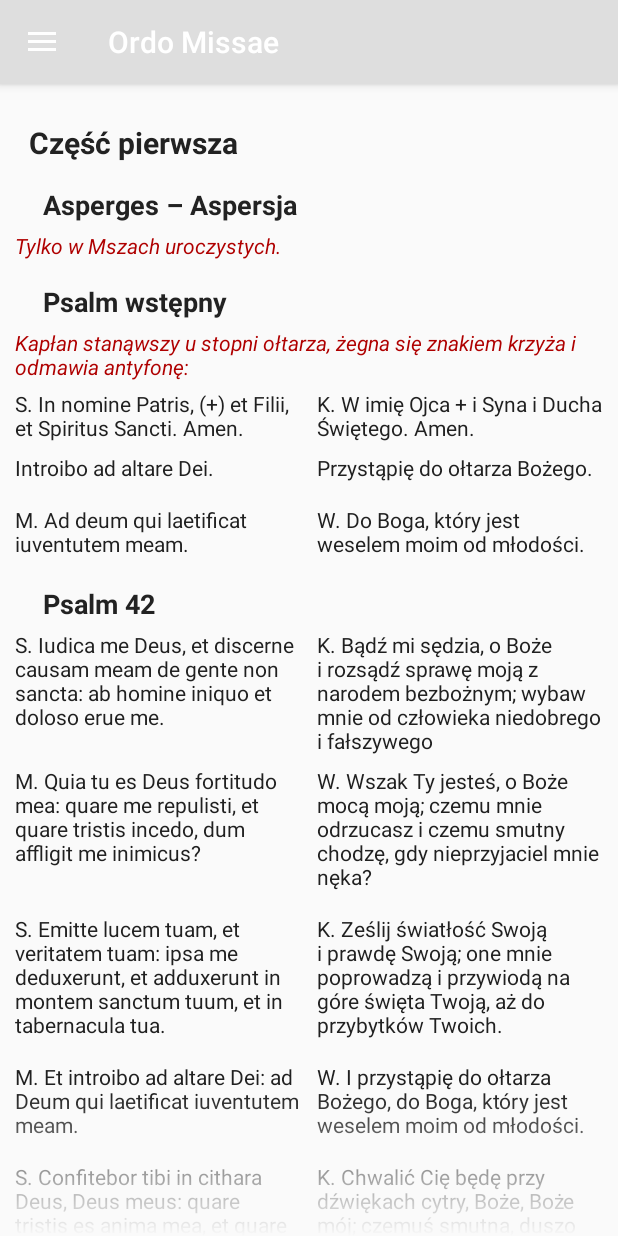
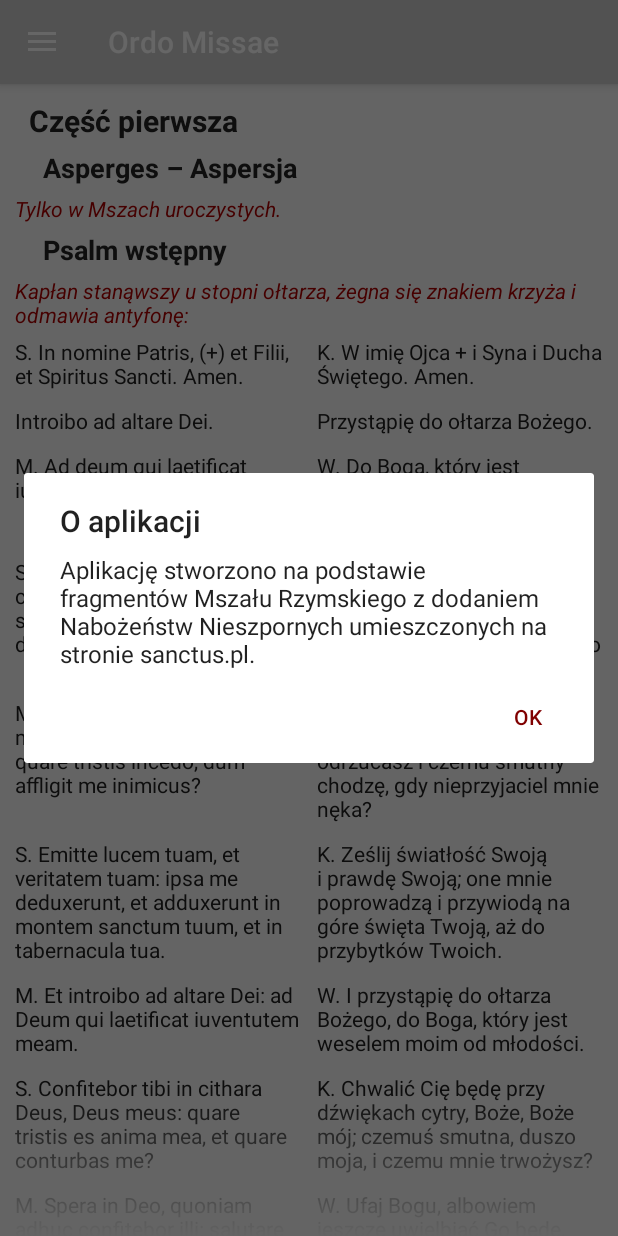
Before and after one commit to Adrian94F/Ordo-Missae-Android, an Android app: the screen it shows after launch (MainActivity), in the side drawer, after a tap on "O aplikacji", on a phone screen of 412 x 824 dp. Run offline under Robolectric (Android 15) with nearby library versions, the phone set to English and light mode, and no system bars.

Commit message:
started ToC fragment

```diff
--- /dev/null
+++ b/app/src/main/java/com/frydm_n/ordomissae/AboutAppFragment.java
@@ -0,0 +1,71 @@
+package com.frydm_n.ordomissae;
+
+import android.app.AlertDialog;
+import android.app.Dialog;
+import android.content.DialogInterface;
+import android.os.Bundle;
+import android.widget.ArrayAdapter;
+
+import androidx.fragment.app.DialogFragment;
+
+public class AboutAppFragment extends DialogFragment {
+    @Override
+    public Dialog onCreateDialog(Bundle savedInstanceState) {
+        // Use the Builder class for convenient dialog construction
+        AlertDialog.Builder builderSingle = new AlertDialog.Builder(getActivity());
+
+        /*builderSingle.setIcon(R.drawable.ic_jerusalem_cross);
+        builderSingle.setTitle("Select One Name:-");
+
+        final ArrayAdapter<String> arrayAdapter = new ArrayAdapter<String>(getActivity(), android.R.layout.select_dialog_singlechoice);
+        arrayAdapter.add("Hardik");
+        arrayAdapter.add("Archit");
+        arrayAdapter.add("Jignesh");
+        arrayAdapter.add("Umang");
+        arrayAdapter.add("Gatti");
+        arrayAdapter.add("Hardik 2");
+        arrayAdapter.add("Archit 2");
+        arrayAdapter.add("Jignesh 2");
+        arrayAdapter.add("Umang 2");
+        arrayAdapter.add("Gatti 2");
+
+        builderSingle.setNegativeButton("cancel", new DialogInterface.OnClickListener() {
+            @Override
+            public void onClick(DialogInterface dialog, int which) {
+                dialog.dismiss();
+            }
+        });
+
+        builderSingle.setAdapter(arrayAdapter, new DialogInterface.OnClickListener() {
+            @Override
+            public void onClick(DialogInterface dialog, int which) {
+                String strName = arrayAdapter.getItem(which);
+                AlertDialog.Builder builderInner = new AlertDialog.Builder(getActivity());
+                builderInner.setMessage(strName);
+                builderInner.setTitle("Your Selected Item is");
+                builderInner.setPositiveButton("Ok", new DialogInterface.OnClickListener() {
+                    @Override
+                    public void onClick(DialogInterface dialog,int which) {
+                        dialog.dismiss();
+                    }
+                });
+                builderInner.show();
+            }
+        });
+        return builderSingle.create();*/
+
+
+
+        builderSingle.setTitle(getResources().getString(R.string.menu_about));
+        builderSingle.setMessage(getResources().getString(R.string.about_application));
+        builderSingle.setPositiveButton("OK", new DialogInterface.OnClickListener() {
+            public void onClick(DialogInterface dialog, int id) {
+                // You don't have to do anything here if you just
+                // want it dismissed when clicked
+            }
+        });
+
+        // Create the AlertDialog object and return it
+        return builderSingle.create();
+    }
+}
--- a/app/src/main/java/com/frydm_n/ordomissae/MainActivity.java
+++ b/app/src/main/java/com/frydm_n/ordomissae/MainActivity.java
@@ -1,12 +1,17 @@
 package com.frydm_n.ordomissae;
 
 import android.content.Context;
+import android.os.Build;
 import android.os.Bundle;
 
 import androidx.core.view.GravityCompat;
 import androidx.appcompat.app.ActionBarDrawerToggle;
 
+import android.view.Gravity;
+import android.view.LayoutInflater;
 import android.view.MenuItem;
+import android.view.MotionEvent;
+import android.view.ViewGroup.LayoutParams;
 
 import com.google.android.material.navigation.NavigationView;
 
@@ -14,8 +19,14 @@ import androidx.drawerlayout.widget.DrawerLayout;
 
 import androidx.appcompat.app.AppCompatActivity;
 import androidx.appcompat.widget.Toolbar;
+import androidx.fragment.app.DialogFragment;
 
+import android.view.View;
+import android.widget.ImageButton;
+import android.widget.LinearLayout;
 import android.widget.ListView;
+import android.widget.PopupWindow;
+import android.widget.RelativeLayout;
 
 import org.json.JSONArray;
 import org.json.JSONException;
@@ -28,24 +39,18 @@ import java.util.ArrayList;
 public class MainActivity extends AppCompatActivity
         implements NavigationView.OnNavigationItemSelectedListener {
 
-    ArrayList<TextRow> dataModels;
-    ListView listView;
-    private static TextRowAdapter adapter;
-
     @Override
     protected void onCreate(Bundle savedInstanceState) {
         super.onCreate(savedInstanceState);
         setContentView(R.layout.activity_main);
+
+        setToolbar();
+        loadData();
+    }
+
+    private void setToolbar() {
         Toolbar toolbar = findViewById(R.id.toolbar);
         setSupportActionBar(toolbar);
-        /*FloatingActionButton fab = findViewById(R.id.fab);
-        fab.setOnClickListener(new View.OnClickListener() {
-            @Override
-            public void onClick(View view) {
-                Snackbar.make(view, "Replace with your own action", Snackbar.LENGTH_LONG)
-                        .setAction("Action", null).show();
-            }
-        });*/
         DrawerLayout drawer = findViewById(R.id.drawer_layout);
         NavigationView navigationView = findViewById(R.id.nav_view);
         ActionBarDrawerToggle toggle = new ActionBarDrawerToggle(
@@ -53,14 +58,17 @@ public class MainActivity extends AppCompatActivity
         drawer.addDrawerListener(toggle);
         toggle.syncState();
         navigationView.setNavigationItemSelectedListener(this);
+    }
 
-        listView=(ListView)findViewById(R.id.contentList);
+    private void loadData() {
+        ArrayList<TextRow> dataModels;
+        ListView listView;
+        TextRowAdapter adapter;
 
+        listView = (ListView)findViewById(R.id.contentList);
         listView.setDivider(null);
+        dataModels = new ArrayList<>();
 
-        dataModels= new ArrayList<>();
-
-        // read data from json
         String dataString = getAssetJsonData(getApplicationContext());
         try {
             JSONObject data = new JSONObject(dataString);
@@ -85,7 +93,7 @@ public class MainActivity extends AppCompatActivity
         listView.setAdapter(adapter);
     }
 
-    public static String getAssetJsonData(Context context) {
+    private static String getAssetJsonData(Context context) {
         String json = null;
         try {
             InputStream is = context.getAssets().open("sancta_missa.json");
@@ -99,7 +107,6 @@ public class MainActivity extends AppCompatActivity
             return null;
         }
         return json;
-
     }
 
     @Override
@@ -112,46 +119,37 @@ public class MainActivity extends AppCompatActivity
         }
     }
 
-    /*@Override
-    public boolean onCreateOptionsMenu(Menu menu) {
-        // Inflate the menu; this adds items to the action bar if it is present.
-        getMenuInflater().inflate(R.menu.main, menu);
-        return true;
-    }*/
-
-    @Override
-    public boolean onOptionsItemSelected(MenuItem item) {
-        // Handle action bar item clicks here. The action bar will
-        // automatically handle clicks on the Home/Up button, so long
-        // as you specify a parent activity in AndroidManifest.xml.
-        int id = item.getItemId();
-
-        //noinspection SimplifiableIfStatement
-        /*if (id == R.id.action_settings) {
-            return true;
-        }*/
-
-        return super.onOptionsItemSelected(item);
-    }
-
     @SuppressWarnings("StatementWithEmptyBody")
     @Override
     public boolean onNavigationItemSelected(MenuItem item) {
         // Handle navigation view item clicks here.
         int id = item.getItemId();
 
-        /*if (id == R.id.nav_home) {
-            // Handle the camera action
-        } else if (id == R.id.nav_gallery) {
-
-        } else if (id == R.id.nav_slideshow) {
-
-        } else if (id == R.id.nav_tools) {
-
-        } */
+        if (id == R.id.nav_about) {
+            onAboutButton();
+        } else if (id == R.id.nav_settings) {
+            onSettingsButton();
+        } else if (id == R.id.nav_toc) {
+            onTocButton();
+        }
 
         DrawerLayout drawer = findViewById(R.id.drawer_layout);
         drawer.closeDrawer(GravityCompat.START);
         return true;
     }
+
+    public void onAboutButton() {
+        DialogFragment dialog = new AboutAppFragment();
+        dialog.show(getSupportFragmentManager(), "AboutAppFragmentTag");
+    }
+
+    public void onSettingsButton() {
+        // TODO
+    }
+
+    public void onTocButton() {
+
+        DialogFragment dialog = new TocFragment();
+        dialog.show(getSupportFragmentManager(), "TocFragmentTag");
+    }
 }
--- a/app/src/main/java/com/frydm_n/ordomissae/TextRowAdapter.java
+++ b/app/src/main/java/com/frydm_n/ordomissae/TextRowAdapter.java
@@ -29,7 +29,6 @@ public class TextRowAdapter extends ArrayAdapter<TextRow> /*implements View.OnCl
         super(context, R.layout.row_item, data);
         this.dataSet = data;
         this.mContext=context;
-
     }
 
     /*@Override
@@ -88,7 +87,9 @@ public class TextRowAdapter extends ArrayAdapter<TextRow> /*implements View.OnCl
             viewHolder.txtTitle.setTextSize(22 - 2 * textRow.getTitleLevel());
         }
         else {
-            viewHolder.txtTitle.setVisibility(View.GONE);
+            viewHolder.txtTitle.setHeight(0);
+            viewHolder.txtTitle.setPadding(0, 0, 0, 0);
+            //viewHolder.txtTitle.setVisibility(View.GONE);
         }
 
         String rubrics = textRow.getRubrics();
@@ -96,7 +97,9 @@ public class TextRowAdapter extends ArrayAdapter<TextRow> /*implements View.OnCl
             viewHolder.txtRubrics.setText(rubrics);
         }
         else {
-            viewHolder.txtRubrics.setVisibility(View.GONE);
+            viewHolder.txtRubrics.setHeight(0);
+            viewHolder.txtRubrics.setPadding(0, 0, 0, 0);
+            //viewHolder.txtRubrics.setVisibility(View.GONE);
         }
 
         String nigrics = textRow.getNigrics();
@@ -104,7 +107,9 @@ public class TextRowAdapter extends ArrayAdapter<TextRow> /*implements View.OnCl
             viewHolder.txtNigrics.setText(nigrics);
         }
         else {
-            viewHolder.txtNigrics.setVisibility(View.GONE);
+            viewHolder.txtNigrics.setHeight(0);
+            viewHolder.txtNigrics.setPadding(0, 0, 0, 0);
+            //viewHolder.txtNigrics.setVisibility(View.GONE);
         }
 
         String latin = textRow.getLatin();
@@ -114,8 +119,12 @@ public class TextRowAdapter extends ArrayAdapter<TextRow> /*implements View.OnCl
             viewHolder.txtPolish.setText(polish);
         }
         else {
-            viewHolder.txtLatin.setVisibility(View.GONE);
-            viewHolder.txtPolish.setVisibility(View.GONE);
+            viewHolder.txtLatin.setHeight(0);
+            viewHolder.txtLatin.setPadding(0, 0, 0, 0);
+            //viewHolder.txtLatin.setVisibility(View.GONE);
+            viewHolder.txtPolish.setHeight(0);
+            viewHolder.txtPolish.setPadding(0, 0, 0, 0);
+            //viewHolder.txtPolish.setVisibility(View.GONE);
         }
 
         viewHolder.txtPolish.setTag(position);
--- /dev/null
+++ b/app/src/main/java/com/frydm_n/ordomissae/TocFragment.java
@@ -0,0 +1,81 @@
+package com.frydm_n.ordomissae;
+
+import android.app.AlertDialog;
+import android.app.Dialog;
+import android.content.DialogInterface;
+import android.os.Bundle;
+import android.widget.ArrayAdapter;
+
+import androidx.fragment.app.DialogFragment;
+
+public class TocFragment extends DialogFragment {
+    @Override
+    public Dialog onCreateDialog(Bundle savedInstanceState) {
+
+        // Use the Builder class for convenient dialog construction
+        AlertDialog.Builder builderSingle = new AlertDialog.Builder(getActivity());
+
+        builderSingle.setIcon(R.drawable.ic_jerusalem_cross);
+        builderSingle.setTitle(getResources().getString(R.string.menu_toc));
+
+        final ArrayAdapter<String> arrayAdapter = new ArrayAdapter<String>(getActivity(), android.R.layout.select_dialog_item);
+        // TODO: load from JSON
+        arrayAdapter.add("Coś 1");
+        arrayAdapter.add("Coś innego 1");
+        arrayAdapter.add("Coś tam 1");
+        arrayAdapter.add("Coś 2");
+        arrayAdapter.add("Coś innego 2");
+        arrayAdapter.add("Coś tam 2");
+        arrayAdapter.add("Coś 3");
+        arrayAdapter.add("Coś innego 3");
+        arrayAdapter.add("Coś tam 3");
+        arrayAdapter.add("Coś 4");
+        arrayAdapter.add("Coś innego 4");
+        arrayAdapter.add("Coś tam 4");
+        arrayAdapter.add("Coś 5");
+        arrayAdapter.add("Coś innego 5");
+        arrayAdapter.add("Coś tam 5");
+        arrayAdapter.add("Coś 6");
+        arrayAdapter.add("Coś innego 6");
+        arrayAdapter.add("Coś tam 6");
+
+        builderSingle.setNegativeButton(getResources().getString(R.string.cancel), new DialogInterface.OnClickListener() {
+            @Override
+            public void onClick(DialogInterface dialog, int which) {
+                dialog.dismiss();
+            }
+        });
+
+        builderSingle.setAdapter(arrayAdapter, new DialogInterface.OnClickListener() {
+            @Override
+            public void onClick(DialogInterface dialog, int which) {
+                String strName = arrayAdapter.getItem(which);
+                AlertDialog.Builder builderInner = new AlertDialog.Builder(getActivity());
+                builderInner.setMessage(strName);
+                builderInner.setTitle("Wybrałeś");
+                builderInner.setPositiveButton("Ok", new DialogInterface.OnClickListener() {
+                    @Override
+                    public void onClick(DialogInterface dialog,int which) {
+                        dialog.dismiss();
+                    }
+                });
+                builderInner.show();
+            }
+        });
+        return builderSingle.create();
+
+
+
+        /*builder.setTitle(getResources().getString(R.string.menu_about));
+        builder.setMessage(getResources().getString(R.string.about_application));
+        builder.setPositiveButton("OK", new DialogInterface.OnClickListener() {
+            public void onClick(DialogInterface dialog, int id) {
+                // You don't have to do anything here if you just
+                // want it dismissed when clicked
+            }
+        });
+
+        // Create the AlertDialog object and return it
+        return builder.create();*/
+    }
+}
--- a/app/src/main/res/layout/app_bar_main.xml
+++ b/app/src/main/res/layout/app_bar_main.xml
@@ -9,7 +9,7 @@
     <com.google.android.material.appbar.AppBarLayout
         android:layout_width="match_parent"
         android:layout_height="wrap_content"
-        android:theme="@style/AppTheme.AppBarOverlay">
+        android:theme="@style/AppTheme.AppBarOverlay" >
 
         <androidx.appcompat.widget.Toolbar
             android:id="@+id/toolbar"
--- a/app/src/main/res/layout/content_main.xml
+++ b/app/src/main/res/layout/content_main.xml
@@ -2,6 +2,7 @@
 <androidx.constraintlayout.widget.ConstraintLayout xmlns:android="http://schemas.android.com/apk/res/android"
     xmlns:app="http://schemas.android.com/apk/res-auto"
     xmlns:tools="http://schemas.android.com/tools"
+    android:id="@+id/content_main"
     android:layout_width="match_parent"
     android:layout_height="match_parent"
     app:layout_behavior="@string/appbar_scrolling_view_behavior"
--- a/app/src/main/res/layout/row_item.xml
+++ b/app/src/main/res/layout/row_item.xml
@@ -4,21 +4,22 @@
     android:layout_height="wrap_content"
     android:orientation="vertical"
     android:paddingHorizontal="10dp"
-    android:paddingTop="10dp">
+    android:paddingTop="5dp">
 
     <LinearLayout
         android:layout_width="match_parent"
         android:layout_height="wrap_content"
         android:layout_below="@+id/nigrics"
-        android:layout_centerInParent="true"
-        android:layout_marginTop="5dp">
+        android:layout_centerInParent="true" >
 
         <TextView
             android:id="@+id/latin"
             android:layout_width="match_parent"
             android:layout_height="wrap_content"
             android:layout_weight="0.5"
-            android:paddingRight="5dp"
+            android:paddingStart="0dp"
+            android:paddingEnd="5dp"
+            android:paddingTop="5dp"
             android:text="Lingua latina..."
             android:textColor="@color/colorText" />
 
@@ -27,7 +28,9 @@
             android:layout_width="match_parent"
             android:layout_height="wrap_content"
             android:layout_weight="0.5"
-            android:paddingLeft="5dp"
+            android:paddingStart="5dp"
+            android:paddingEnd="0dp"
+            android:paddingTop="5dp"
             android:text="Język polski...\nwielolinijkowy..."
             android:textColor="@color/colorText" />
 
@@ -38,7 +41,7 @@
         android:layout_width="wrap_content"
         android:layout_height="wrap_content"
         android:layout_below="@+id/title"
-        android:layout_marginTop="5dp"
+        android:paddingTop="5dp"
         android:text="Rubryki..."
         android:textColor="@color/colorRubrics"
         android:textStyle="italic" />
@@ -48,7 +51,7 @@
         android:layout_width="wrap_content"
         android:layout_height="wrap_content"
         android:layout_below="@+id/rubrics"
-        android:layout_marginTop="5dp"
+        android:paddingTop="5dp"
         android:text="Nigryki..."
         android:textColor="@color/colorNigrics" />
 
--- a/app/src/main/res/menu/activity_main_drawer.xml
+++ b/app/src/main/res/menu/activity_main_drawer.xml
@@ -1,29 +1,8 @@
 <?xml version="1.0" encoding="utf-8"?>
 <menu xmlns:android="http://schemas.android.com/apk/res/android"
     xmlns:tools="http://schemas.android.com/tools"
-    tools:showIn="navigation_view">
+    tools:showIn="navigation_view" >
 
-    <!-- <group android:checkableBehavior="single">
-        <item
-            android:id="@+id/nav_home"
-            android:icon="@drawable/ic_menu_camera"
-            android:title="@string/menu_home" />
-        <item
-            android:id="@+id/nav_gallery"
-            android:icon="@drawable/ic_menu_gallery"
-            android:title="@string/menu_gallery" />
-        <item
-            android:id="@+id/nav_slideshow"
-            android:icon="@drawable/ic_menu_slideshow"
-            android:title="@string/menu_slideshow" />
-        <item
-            android:id="@+id/nav_tools"
-            android:icon="@drawable/ic_menu_manage"
-            android:title="@string/menu_tools" />
-    </group> -->
-
-    <!-- <item android:title="">
-        <menu> -->
     <item
         android:id="@+id/nav_toc"
         android:title="@string/menu_toc" />
@@ -33,15 +12,5 @@
     <item
         android:id="@+id/nav_about"
         android:title="@string/menu_about" />
-            <!-- <item
-                android:id="@+id/nav_share"
-                android:icon="@drawable/ic_menu_share"
-                android:title="@string/menu_share" />
-            <item
-                android:id="@+id/nav_send"
-                android:icon="@drawable/ic_menu_send"
-                android:title="@string/menu_send" /> -->
-        <!-- </menu>
-    </item> -->
 
 </menu>
--- a/app/src/main/res/values/colors.xml
+++ b/app/src/main/res/values/colors.xml
@@ -1,7 +1,7 @@
 <?xml version="1.0" encoding="utf-8"?>
 <resources>
-    <color name="colorPrimary">#DEDEDE</color>
-    <color name="colorPrimaryDark">#BEBEBE</color>
+    <color name="colorPrimary">#CECECE</color>
+    <color name="colorPrimaryDark">#CECECE</color>
     <color name="colorAccent">#800000</color>
 
     <color name="colorTitle">#222222</color>
--- a/app/src/main/res/values/strings.xml
+++ b/app/src/main/res/values/strings.xml
@@ -10,4 +10,6 @@
     <string name="menu_toc">Spis treści</string>
     <string name="menu_settings">Ustawienia</string>
     <string name="menu_about">O aplikacji</string>
+    <string name="about_application">Aplikację stworzono na podstawie fragmentów Mszału Rzymskiego z dodaniem Nabożeństw Nieszpornych umieszczonych na stronie sanctus.pl.</string>
+    <string name="cancel">Anuluj</string>
 </resources>
```
Lines whose indentation alone changed are shown as unchanged.
